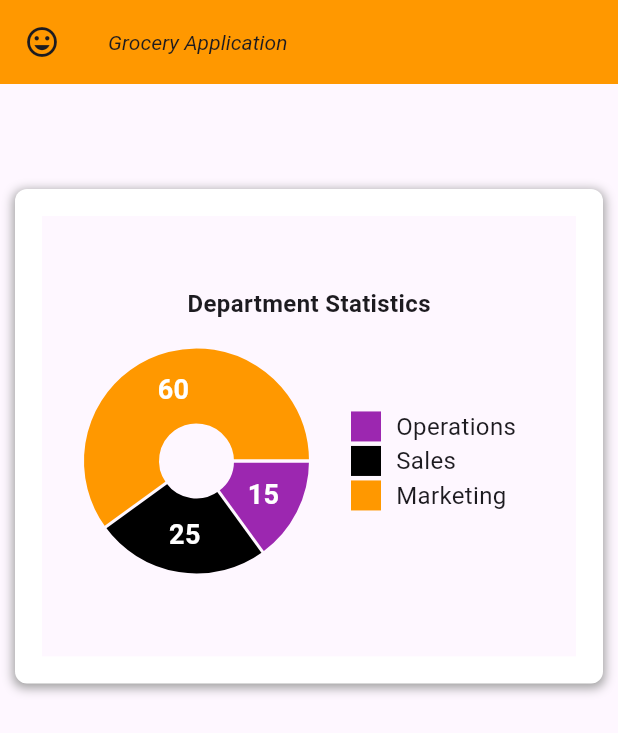
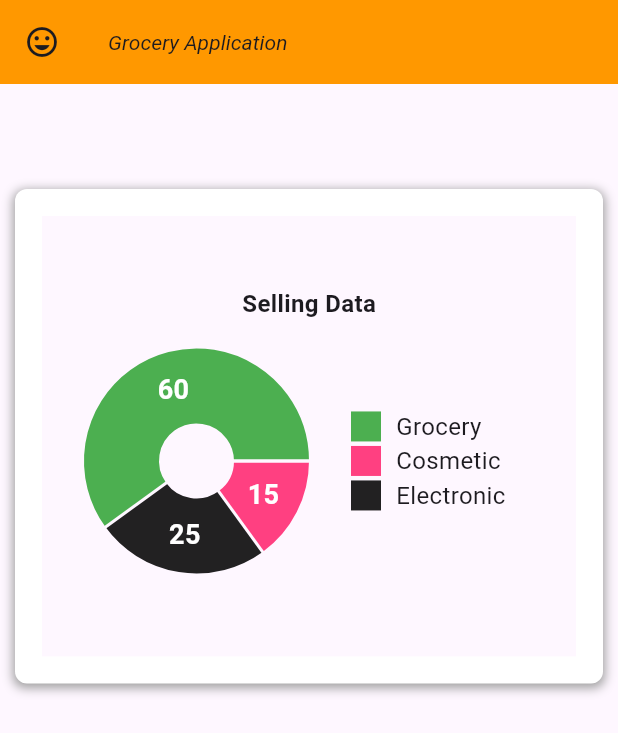
Before and after one commit to jigisha-art/E-commerce, a Flutter app: the screen it shows after launch, on a phone screen of 412 x 824 dp. Shown: the top 733 px of the screen. Run offline on Flutter 3.47's test engine with Material 3 defaults, Android fonts, the phone set to English and light mode, and no system bars; drawn by our look-alikes of fl_chart; our stand-ins replace bloc.

Commit message:
sellingData

```diff
--- a/lib/Screens/graphScreen/department_Stats/chart_legends.dart
+++ b/lib/Screens/graphScreen/department_Stats/chart_legends.dart
@@ -5,9 +5,9 @@ class ChartLegend extends StatelessWidget {
   Widget build(BuildContext context) {
     return Column(
       children: [
-        _buildLegendItem(Colors.purple, "Operations"),
-        _buildLegendItem(Colors.black, "Sales"),
-        _buildLegendItem(Colors.orange, "Marketing"),
+        _buildLegendItem(Colors.green, "Grocery"),
+        _buildLegendItem(Colors.pinkAccent, "Cosmetic"),
+        _buildLegendItem(Colors.black87, "Electronic"),
       ],
     );
   }
--- a/lib/Screens/graphScreen/department_Stats/donut_chart.dart
+++ b/lib/Screens/graphScreen/department_Stats/donut_chart.dart
@@ -22,7 +22,7 @@ class DonutChart extends StatelessWidget {
   List<PieChartSectionData> _getSections() {
     return [
       PieChartSectionData(
-        color: Colors.purple,
+        color: Colors.pinkAccent,
         value: 15,
         title: '15',
         radius: 50,
@@ -33,7 +33,7 @@ class DonutChart extends StatelessWidget {
         ),
       ),
       PieChartSectionData(
-        color: Colors.black,
+        color: Colors.black87,
         value: 25,
         title: '25',
         radius: 50,
@@ -44,7 +44,7 @@ class DonutChart extends StatelessWidget {
         ),
       ),
       PieChartSectionData(
-        color: Colors.orange,
+        color: Colors.green,
         value: 60,
         title: '60',
         radius: 50,
--- a/lib/Screens/graphScreen/department_Stats/donut_chart_main.dart
+++ b/lib/Screens/graphScreen/department_Stats/donut_chart_main.dart
@@ -11,7 +11,7 @@ class donutcard_main extends StatelessWidget {
         mainAxisAlignment: MainAxisAlignment.center,
         children: [
           const Text(
-            "Department Statistics",
+            "Selling Data",
             style: TextStyle(
               fontSize: 16,
               fontWeight: FontWeight.bold,
```
